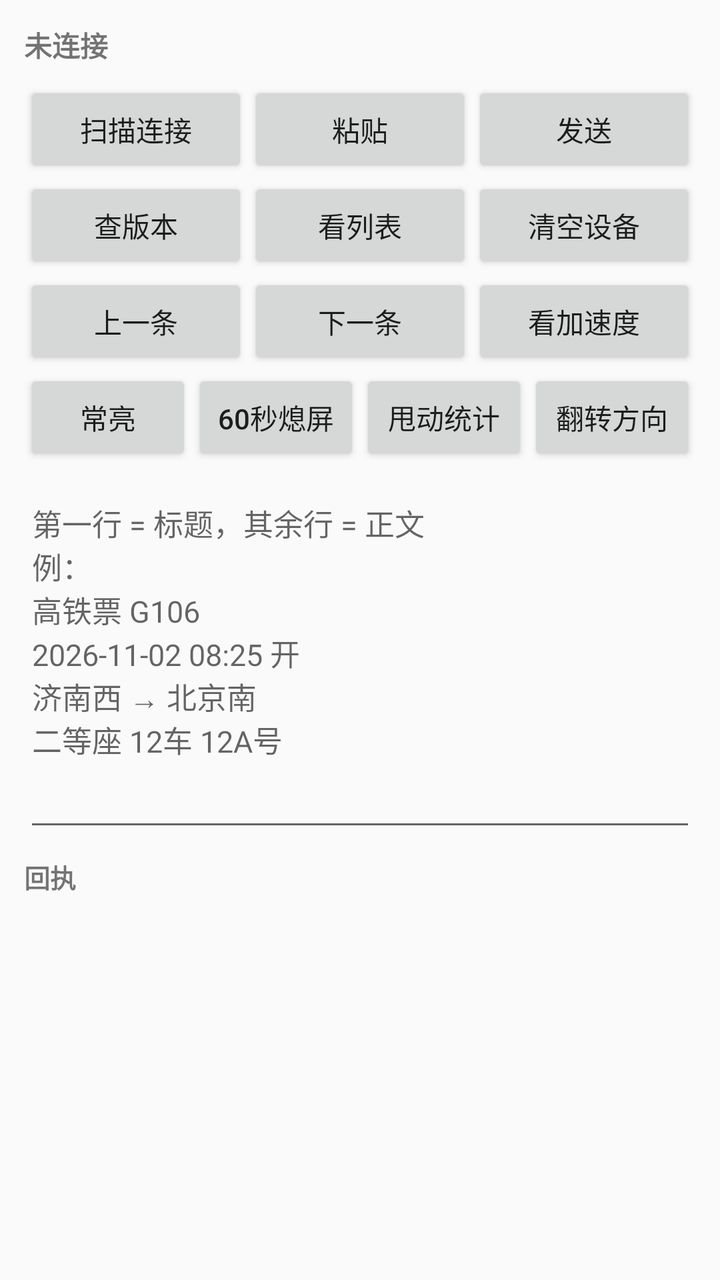
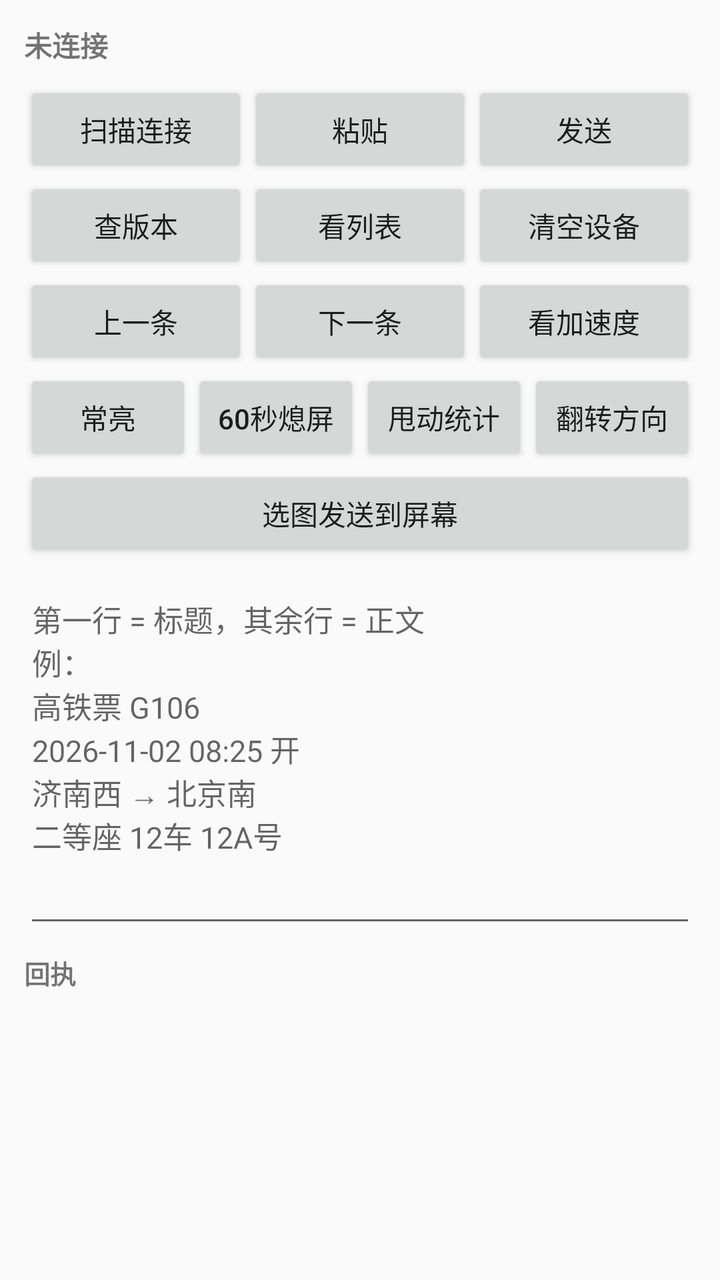

The first picture is an Android layout as it rendered before a commit; the second is the same layout after the commit. The layout source and the unified diff follow.
<!-- AndroidManifest.xml: application theme android:Theme.Material.Light.DarkActionBar -->
<!-- res/layout/activity_main.xml -->
<?xml version="1.0" encoding="utf-8"?>
<LinearLayout xmlns:android="http://schemas.android.com/apk/res/android"
    android:layout_width="match_parent"
    android:layout_height="match_parent"
    android:orientation="vertical"
    android:padding="12dp">

    <TextView
        android:id="@+id/status"
        android:layout_width="match_parent"
        android:layout_height="wrap_content"
        android:paddingBottom="8dp"
        android:text="未连接"
        android:textSize="14sp"
        android:textStyle="bold" />

    <LinearLayout
        android:layout_width="match_parent"
        android:layout_height="wrap_content"
        android:orientation="horizontal">

        <Button
            android:id="@+id/btnScan"
            android:layout_width="0dp"
            android:layout_height="wrap_content"
            android:layout_weight="1"
            android:text="扫描连接" />

        <Button
            android:id="@+id/btnPaste"
            android:layout_width="0dp"
            android:layout_height="wrap_content"
            android:layout_weight="1"
            android:text="粘贴" />

        <Button
            android:id="@+id/btnSend"
            android:layout_width="0dp"
            android:layout_height="wrap_content"
            android:layout_weight="1"
            android:text="发送" />
    </LinearLayout>

    <LinearLayout
        android:layout_width="match_parent"
        android:layout_height="wrap_content"
        android:orientation="horizontal">

        <Button
            android:id="@+id/btnVer"
            android:layout_width="0dp"
            android:layout_height="wrap_content"
            android:layout_weight="1"
            android:text="查版本" />

        <Button
            android:id="@+id/btnList"
            android:layout_width="0dp"
            android:layout_height="wrap_content"
            android:layout_weight="1"
            android:text="看列表" />

        <Button
            android:id="@+id/btnClearDev"
            android:layout_width="0dp"
            android:layout_height="wrap_content"
            android:layout_weight="1"
            android:text="清空设备" />
    </LinearLayout>

    <LinearLayout
        android:layout_width="match_parent"
        android:layout_height="wrap_content"
        android:orientation="horizontal">

        <Button
            android:id="@+id/btnPrev"
            android:layout_width="0dp"
            android:layout_height="wrap_content"
            android:layout_weight="1"
            android:text="上一条" />

        <Button
            android:id="@+id/btnNext"
            android:layout_width="0dp"
            android:layout_height="wrap_content"
            android:layout_weight="1"
            android:text="下一条" />

        <Button
            android:id="@+id/btnAccel"
            android:layout_width="0dp"
            android:layout_height="wrap_content"
            android:layout_weight="1"
            android:text="看加速度" />
    </LinearLayout>

    <LinearLayout
        android:layout_width="match_parent"
        android:layout_height="wrap_content"
        android:orientation="horizontal">

        <Button
            android:id="@+id/btnAlwaysOn"
            android:layout_width="0dp"
            android:layout_height="wrap_content"
            android:layout_weight="1"
            android:text="常亮" />

        <Button
            android:id="@+id/btnIdle60"
            android:layout_width="0dp"
            android:layout_height="wrap_content"
            android:layout_weight="1"
            android:text="60秒熄屏" />

        <Button
            android:id="@+id/btnSwipeStat"
            android:layout_width="0dp"
            android:layout_height="wrap_content"
            android:layout_weight="1"
            android:text="甩动统计" />

        <Button
            android:id="@+id/btnFlipSign"
            android:layout_width="0dp"
            android:layout_height="wrap_content"
            android:layout_weight="1"
            android:text="翻转方向" />
    </LinearLayout>

    <EditText
        android:id="@+id/input"
        android:layout_width="match_parent"
        android:layout_height="180dp"
        android:layout_marginTop="8dp"
        android:gravity="top|start"
        android:hint="第一行 = 标题，其余行 = 正文&#10;例：&#10;高铁票 G106&#10;2026-11-02 08:25 开&#10;济南西 → 北京南&#10;二等座 12车 12A号"
        android:inputType="textMultiLine"
        android:textSize="15sp" />

    <TextView
        android:layout_width="match_parent"
        android:layout_height="wrap_content"
        android:layout_marginTop="8dp"
        android:text="回执"
        android:textSize="13sp"
        android:textStyle="bold" />

    <ScrollView
        android:id="@+id/logWrap"
        android:layout_width="match_parent"
        android:layout_height="0dp"
        android:layout_weight="1">

        <TextView
            android:id="@+id/log"
            android:layout_width="match_parent"
            android:layout_height="wrap_content"
            android:fontFamily="monospace"
            android:textSize="12sp" />
    </ScrollView>

</LinearLayout>
<!-- resources referenced by this layout -->
<resources>

</resources>

<!-- the commit's change to res/layout/activity_main.xml (unified diff, before → after) -->
@@ -129,6 +129,12 @@
             android:text="翻转方向" />
     </LinearLayout>
 
+    <Button
+        android:id="@+id/btnImage"
+        android:layout_width="match_parent"
+        android:layout_height="wrap_content"
+        android:text="选图发送到屏幕" />
+
     <EditText
         android:id="@+id/input"
         android:layout_width="match_parent"
